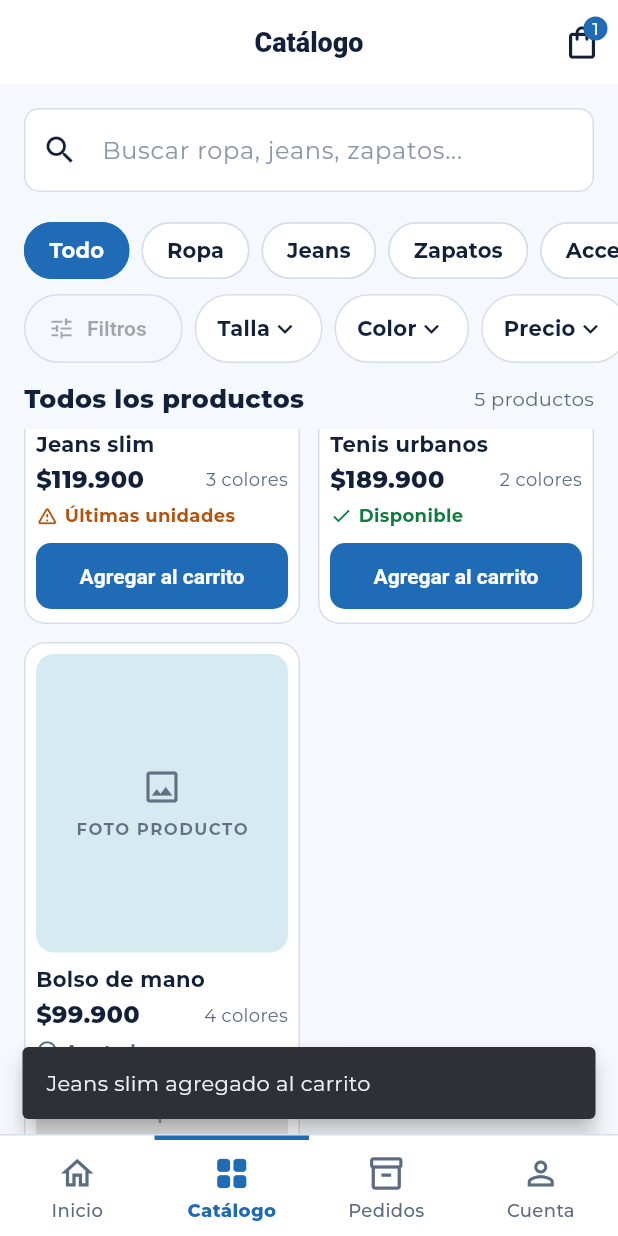
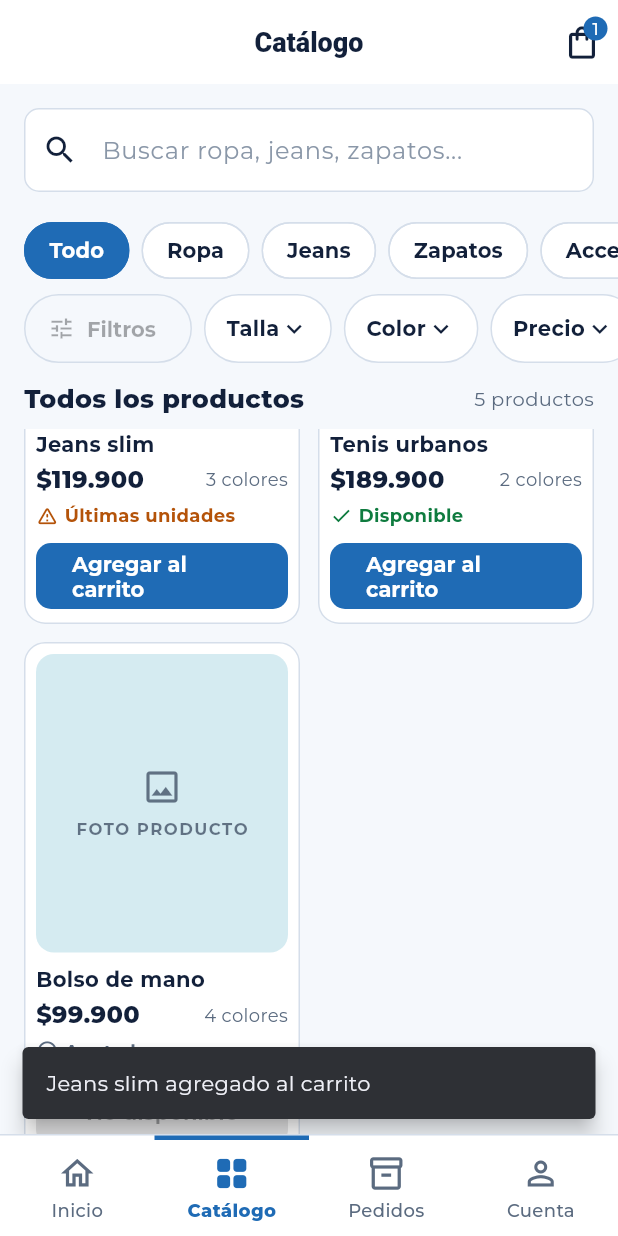
Before and after one commit to toroc07/wearup, a Flutter app: the screen it shows after launch, item 2 of the bottom bar chosen, scrolled down 576 dp, after a tap on "Agregar al carrito", on a phone screen of 412 x 824 dp. Run offline on Flutter 3.47's test engine with Material 3 defaults, Android fonts, the phone set to English and light mode, and no system bars; our stand-ins replace shared_preferences.

Commit message:
Feat: flutter config for android

```diff
--- a/lib/shop.dart
+++ b/lib/shop.dart
@@ -77,7 +77,7 @@ class HomeScreen extends StatelessWidget {
                         child: Column(children: [
                           AspectRatio(aspectRatio: 1, child: PhotoPlaceholder(tint: catTints[i], radius: 14, iconSize: 24)),
                           const SizedBox(height: 8),
-                          Text(kCategories[i], style: const TextStyle(fontWeight: FontWeight.w700, fontSize: 13, color: kNavy)),
+                          FittedBox(fit: BoxFit.scaleDown, child: Text(kCategories[i], style: const TextStyle(fontWeight: FontWeight.w700, fontSize: 13, color: kNavy))),
                         ]),
                       ),
                     ),
@@ -282,7 +282,7 @@ class _CatalogScreenState extends State<CatalogScreen> {
                       foregroundColor: kNavy,
                       side: const BorderSide(color: kBorder),
                       shape: RoundedRectangleBorder(borderRadius: BorderRadius.circular(30)),
-                      textStyle: const TextStyle(fontWeight: FontWeight.w700),
+                      textStyle: const TextStyle(fontFamily: 'Montserrat', fontWeight: FontWeight.w700),
                     ),
                   ),
                 ),
@@ -345,7 +345,7 @@ class ProductCard extends StatelessWidget {
         StockLabel(p.status),
         const SizedBox(height: 8),
         FilledButton(
-          style: FilledButton.styleFrom(minimumSize: const Size.fromHeight(44), textStyle: const TextStyle(fontSize: 14, fontWeight: FontWeight.w700)),
+          style: FilledButton.styleFrom(minimumSize: const Size.fromHeight(44), textStyle: const TextStyle(fontFamily: 'Montserrat', fontSize: 14, fontWeight: FontWeight.w700)),
           onPressed: p.status == Stock.out
               ? null
               : () {
--- a/lib/theme.dart
+++ b/lib/theme.dart
@@ -32,7 +32,7 @@ ThemeData buildTheme() {
         backgroundColor: kBlue,
         minimumSize: const Size.fromHeight(52),
         shape: RoundedRectangleBorder(borderRadius: BorderRadius.circular(10)),
-        textStyle: const TextStyle(fontSize: 16, fontWeight: FontWeight.w700),
+        textStyle: const TextStyle(fontFamily: 'Montserrat', fontSize: 16, fontWeight: FontWeight.w700),
       ),
     ),
     outlinedButtonTheme: OutlinedButtonThemeData(
@@ -41,7 +41,7 @@ ThemeData buildTheme() {
         minimumSize: const Size.fromHeight(52),
         side: const BorderSide(color: kBlue),
         shape: RoundedRectangleBorder(borderRadius: BorderRadius.circular(10)),
-        textStyle: const TextStyle(fontSize: 16, fontWeight: FontWeight.w700),
+        textStyle: const TextStyle(fontFamily: 'Montserrat', fontSize: 16, fontWeight: FontWeight.w700),
       ),
     ),
     inputDecorationTheme: InputDecorationTheme(
```
